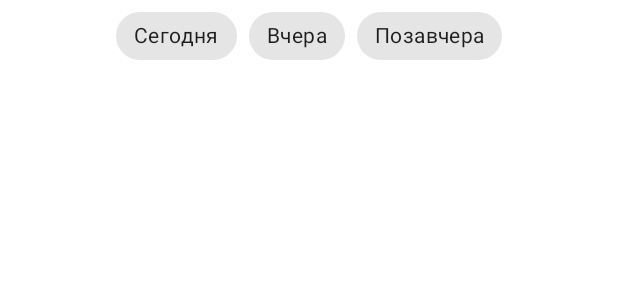
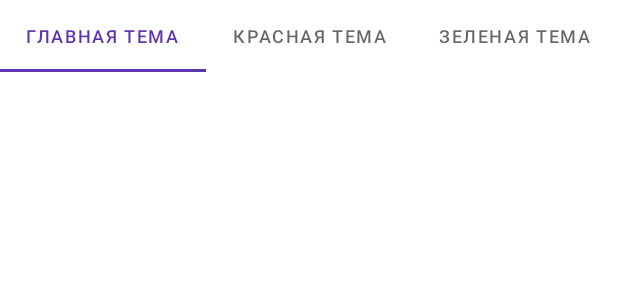
Before and after one commit to Naruto-95/Kotlin_MaterialDesign_NASA, an Android app: the layout fragment_settings.xml on its own in the app's theme, with its tools: preview values and no code run, on a phone screen of 412 x 824 dp. Shown: the top 300 px of the screen. Run offline under Robolectric (Android 15) with nearby library versions, the phone set to English and light mode, and no system bars.

Commit message:
Урок 2. Реализовал TabLayout и убрал чипы так как,они у меня есть в другом фрагменте

```diff
--- a/app/src/main/res/layout/fragment_settings.xml
+++ b/app/src/main/res/layout/fragment_settings.xml
@@ -1,39 +1,31 @@
 <?xml version="1.0" encoding="utf-8"?>
-<androidx.coordinatorlayout.widget.CoordinatorLayout
-    xmlns:android="http://schemas.android.com/apk/res/android"
+<LinearLayout xmlns:android="http://schemas.android.com/apk/res/android"
     xmlns:app="http://schemas.android.com/apk/res-auto"
-    xmlns:tools="http://schemas.android.com/tools"
     android:layout_width="match_parent"
-    android:layout_height="match_parent">
+    android:layout_height="match_parent"
+    android:orientation="vertical">
 
-    <com.google.android.material.chip.ChipGroup
-        android:id="@+id/chipGroup"
-        android:layout_width="wrap_content"
-        android:layout_height="wrap_content"
-        android:layout_gravity="center_horizontal"
-        app:singleSelection="true">
 
-        <com.google.android.material.chip.Chip
-            style="@style/Widget.MaterialComponents.Chip.Choice"
+
+    <com.google.android.material.tabs.TabLayout
+        android:id="@+id/tab"
+        android:layout_width="match_parent"
+        android:layout_height="wrap_content">
+        <com.google.android.material.tabs.TabItem
             android:layout_width="wrap_content"
-            android:layout_height="wrap_content"
-            android:text="@string/Today" />
-
-        <com.google.android.material.chip.Chip
-            style="@style/Widget.MaterialComponents.Chip.Choice"
+            android:layout_height="?actionBarSize"
+            android:text="@string/main_theme"/>
+        <com.google.android.material.tabs.TabItem
             android:layout_width="wrap_content"
-            android:layout_height="wrap_content"
-            android:text="@string/Yesterday" />
-
-        <com.google.android.material.chip.Chip
-            style="@style/Widget.MaterialComponents.Chip.Choice"
+            android:layout_height="?actionBarSize"
+            android:text="@string/red_theme"/>
+        <com.google.android.material.tabs.TabItem
             android:layout_width="wrap_content"
-            android:layout_height="wrap_content"
-            android:text="@string/TDBY" />
-
-    </com.google.android.material.chip.ChipGroup>
+            android:layout_height="?actionBarSize"
+            android:text="@string/green_theme"/>
+    </com.google.android.material.tabs.TabLayout>
 
 
 
 
-</androidx.coordinatorlayout.widget.CoordinatorLayout>
+</LinearLayout>
--- a/app/src/main/res/values/strings.xml
+++ b/app/src/main/res/values/strings.xml
@@ -11,4 +11,7 @@
     <string name="Today">Сегодня</string>
     <string name="Yesterday">Вчера</string>
     <string name="TDBY">Позавчера</string>
+    <string name="main_theme">Главная тема</string>
+    <string name="red_theme">Красная тема</string>
+    <string name="green_theme">Зеленая тема</string>
 </resources>
```
